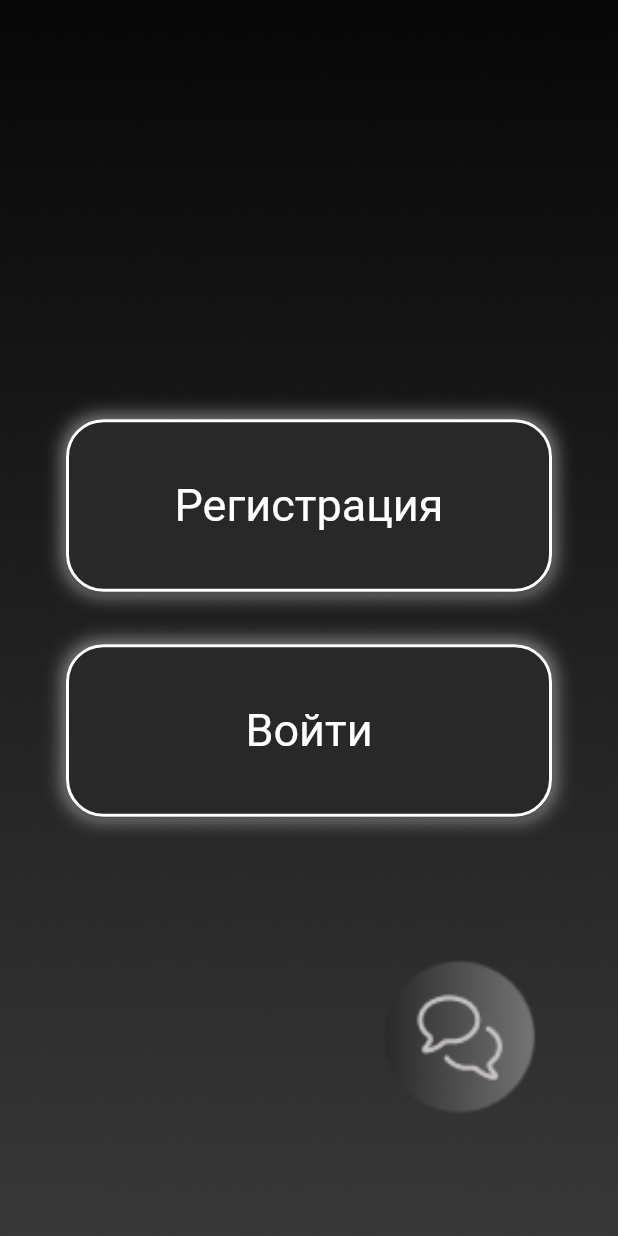
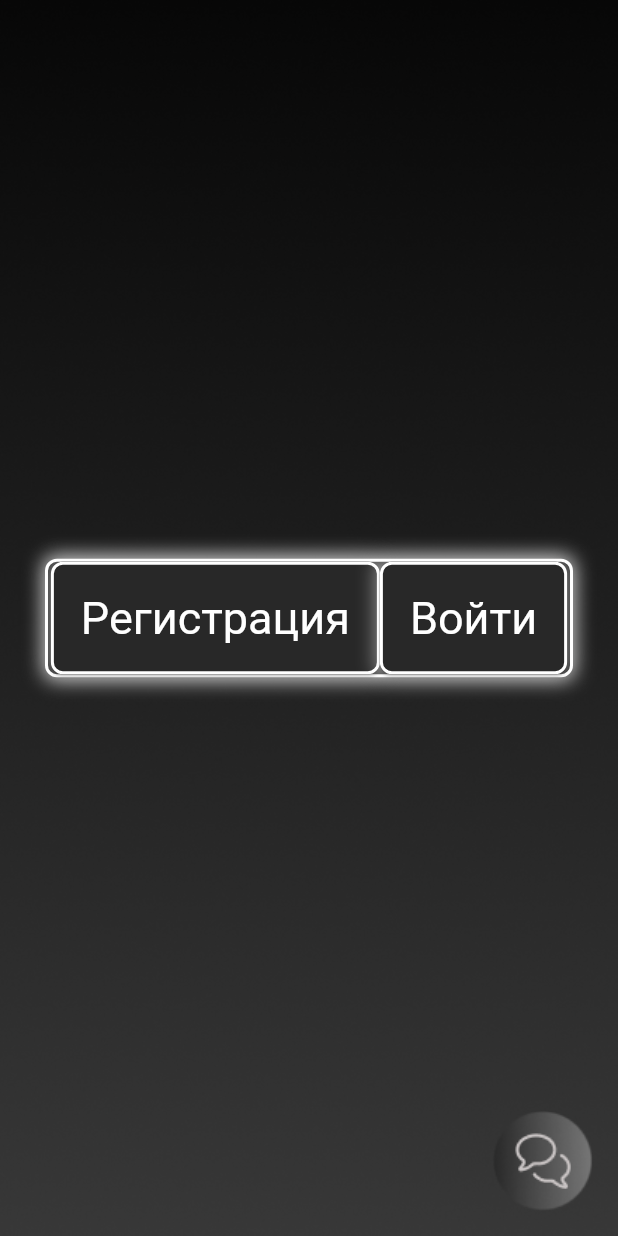
Before and after one commit to shomstr/sirius-atom, a Flutter app: the screen it shows after launch, on a phone screen of 412 x 824 dp. Run offline on Flutter 3.47's test engine with Material 3 defaults, Android fonts, the phone set to English and light mode, and no system bars; missing offline and left inert: yandex_maps_mapkit_lite.

Commit message:
карты

```diff
--- a/lib/features/presentation/constructor/background_constructor.dart
+++ b/lib/features/presentation/constructor/background_constructor.dart
@@ -1,3 +1,7 @@
+/*
+  Создание заднего фона
+*/
+
 import 'package:flutter/material.dart';
 import 'package:sirius/utils/colors.dart';
 
--- a/lib/features/presentation/constructor/buttons_constructor.dart
+++ b/lib/features/presentation/constructor/buttons_constructor.dart
@@ -1,3 +1,20 @@
+/*
+  Создание стилизованных кнопок
+
+  Аргументы конструктора:
+    №  | Имя          | Тип аргумента      | Описание
+    1  | text         | String             | Текст кнопки
+    2  | fontSize     | double             | Размер текста кнопки
+    3  | height       | double             | Высота кнопки
+    4  | width        | double             | Ширина кнопки
+    5  | padding      | EdgeInsetsGeometry | Отступ внутри от текста
+    6  | top          | double             | Отступ сверху
+    7  | left         | double             | Отступ слева
+    8  | borderRadius | double             | Закругление кнопки
+    9  | page         | Widget             | Страница для переадресации при нажатии
+    10 | onPressed    | voidCallback       | Коллбэк при нажатии на кнопку (важнее чем переадресация)
+*/
+
 import 'package:flutter/material.dart';
 import 'package:sirius/utils/colors.dart';
 
@@ -6,11 +23,11 @@ class DefaultButton extends StatelessWidget {
   final double fontSize;
   final double height;
   final double width;
+  final EdgeInsetsGeometry padding;
+  final double top;
   final double left;
-  final double top;
-  final EdgeInsetsGeometry padding;
+  final double borderRadius;
   final Widget? page;
-  final double borderRadius;
   final VoidCallback? onPressed;
 
   const DefaultButton({
@@ -19,11 +36,11 @@ class DefaultButton extends StatelessWidget {
     this.fontSize = 20,
     this.height = 50,
     this.width = double.infinity,
-    this.padding = const EdgeInsets.all(8.0),
-    this.top = 0.0,
-    this.left = 0.0,
+    this.padding = const EdgeInsets.all(8),
+    this.top = 0,
+    this.left = 0,
+    this.borderRadius = 8,
     this.page,
-    this.borderRadius = 8.0,
     this.onPressed,
   });
 
@@ -35,7 +52,7 @@ class DefaultButton extends StatelessWidget {
         borderRadius: BorderRadius.circular(borderRadius),
         boxShadow: [
           BoxShadow(
-            color: Colors.white.withOpacity(0.5),
+            color: Colors.white.withAlpha(128), // Прозрачность наполовину
             blurRadius: 10,
             spreadRadius: 2,
           ),
@@ -48,13 +65,14 @@ class DefaultButton extends StatelessWidget {
             fontSize: fontSize,
             color: Colors.white,
           ),
-          minimumSize: Size(width, height),
+          maximumSize: Size(width, height),
           padding: padding,
           shape: RoundedRectangleBorder(
             borderRadius: BorderRadius.circular(borderRadius),
             side: const BorderSide(color: Colors.white, width: 2),
           ),
         ),
+        // Если нет коллбэк функции onPressed, то пытаемся переадресовать на страницу page
         onPressed: onPressed ?? (page != null ? () {
           Navigator.push(context, MaterialPageRoute(builder: (context) => page!));
         } : null),
--- a/lib/features/presentation/constructor/images_constructor.dart
+++ b/lib/features/presentation/constructor/images_constructor.dart
@@ -1,44 +1,59 @@
+/*
+  Создание стилизованных нажиамемых картинок
+
+  Аргументы конструктора:
+    № | Имя          | Тип аргумента      | Описание
+    1 | imagePath    | String             | Путь к картинке
+    2 | height       | double             | Высота картинки
+    3 | width        | double             | Ширина картинки
+    4 | top          | double             | Отступ сверху
+    5 | left         | double             | Отступ слева
+    6 | borderRadius | double             | Закругление картинки
+    7 | page         | Widget             | Страница для переадресации при нажатии
+    8 | onPressed    | voidCallback       | Коллбэк при нажатии на картинку (важнее чем переадресация)
+*/
+
 import 'package:flutter/material.dart';
 
-class ImagesConstructror extends StatelessWidget {
+class DefaultImage extends StatelessWidget {
   final String imagePath;
+  final double height;
   final double width;
-  final double height;
   final double top;
   final double left;
   final double borderRadius;
+  final Widget? page;
+  final VoidCallback? onPressed;
 
-  const ImagesConstructror({
+  const DefaultImage({
     super.key,
     required this.imagePath,
-    this.width = 10.0,
-    this.height = 10.0,
-    this.top = 0.0,
-    this.left = 0.0,
-    this.borderRadius = 8.0,
+    this.height = 10,
+    this.width = 10,
+    this.top = 0,
+    this.left = 0,
+    this.borderRadius = 8,
+    this.page,
+    this.onPressed,
   });
 
   @override
   Widget build(BuildContext context) {
-    return ConstrainedBox(
-      constraints: BoxConstraints(
-        maxWidth: width,
-        maxHeight: height,
-      ),
-      child: Stack(
-        children: [
-          Positioned(
-            top: top,
-            left: left,
-            child: Image.asset(
-              imagePath,
-              width: width,
-              height: height,
-              fit: BoxFit.cover,
-            ),
+    return InkWell(
+      onTap: onPressed ?? (page != null ? () {
+        Navigator.push(context, MaterialPageRoute(builder: (context) => page!));
+      } : null),
+      child: Container(
+        margin: EdgeInsets.only(top: top, left: left),
+        child: ClipRRect(
+          borderRadius: BorderRadius.circular(borderRadius),
+          child: Image.asset(
+            imagePath,
+            width: width,
+            height: height,
           ),
-        ],
-      ),
+        ),
+      )
     );
   }
 }
--- a/lib/features/presentation/constructor/images_pressed.dart
+++ /dev/null
@@ -1,52 +0,0 @@
-import 'package:flutter/material.dart';
-
-class LogoWidget extends StatelessWidget {
-  final String imagePath;
-  final double width;
-  final double height;
-  final double top;
-  final double left;
-  final double borderRadius;
-  final VoidCallback? onTap;
-
-  const LogoWidget({
-    super.key,
-    required this.imagePath,
-    this.width = 10.0,
-    this.height = 10.0,
-    this.top = 0.0,
-    this.left = 0.0,
-    this.borderRadius = 8.0,
-    this.onTap,
-  });
-
-  @override
-  Widget build(BuildContext context) {
-    return InkWell(
-      onTap: onTap,
-      child: ConstrainedBox(
-        constraints: BoxConstraints(
-          maxWidth: width,
-          maxHeight: height,
-        ),
-        child: Stack(
-          children: [
-            Positioned(
-              top: top,
-              left: left,
-              child: ClipRRect(
-                borderRadius: BorderRadius.circular(borderRadius),
-                child: Image.asset(
-                  imagePath,
-                  width: width,
-                  height: height,
-                  fit: BoxFit.cover,
-                ),
-              ),
-            ),
-          ],
-        ),
-      ),
-    );
-  }
-}
--- /dev/null
+++ b/lib/features/presentation/pages/authenfication/log_reg_menu.dart
@@ -0,0 +1,59 @@
+import 'package:flutter/material.dart';
+
+import 'package:sirius/features/presentation/constructor/buttons_constructor.dart';
+
+class LogRegMenu extends StatelessWidget {
+  const LogRegMenu ({super.key});
+
+  @override
+  Widget build(BuildContext context) {
+    return Center(
+      child: Container(
+        margin: EdgeInsets.only(left: 30, right: 30),
+        decoration: BoxDecoration(
+          color: Color.fromARGB(255, 23, 23, 23),
+          borderRadius: BorderRadius.circular(8),
+          border: Border.all(
+            color: Colors.white,
+            width: 2,
+          ),
+          boxShadow: [
+            BoxShadow(
+              color: Colors.white.withAlpha(128),
+              blurRadius: 10,
+              spreadRadius: 2,
+            )
+          ]
+        ),
+        child: Wrap(
+          children: [
+            Row(
+              mainAxisSize: MainAxisSize.max,
+              mainAxisAlignment: MainAxisAlignment.center,
+              children: [
+                DefaultButton(
+                  text: "Регистрация",
+                  fontSize: 30,
+                  height: double.infinity,
+                  borderRadius: 8,
+                  width: double.infinity,
+                  padding: EdgeInsets.all(20),
+                  onPressed: () {},
+                ),
+                DefaultButton(
+                  text: "Войти",
+                  fontSize: 30,
+                  height: double.infinity,
+                  width: double.infinity,
+                  borderRadius: 8,
+                  padding: EdgeInsets.all(20),
+                  onPressed: () {},
+                ),
+              ],
+            ),
+          ]
+        ),
+      ),
+    );
+  }
+}
--- a/lib/features/presentation/pages/authenfication/login/by_mail.dart
+++ b/lib/features/presentation/pages/authenfication/login/by_mail.dart
@@ -1,7 +1,6 @@
 import 'package:flutter/material.dart';
 
 import 'package:sirius/features/presentation/widgets/email/email.dart';
-
 
 class ByMailPageLogin extends StatelessWidget {
   const ByMailPageLogin({super.key});
--- a/lib/features/presentation/pages/authenfication/start_page.dart
+++ /dev/null
@@ -1,35 +0,0 @@
-import 'package:flutter/material.dart';
-import 'package:sirius/features/presentation/constructor/background_constructor.dart';
-
-import 'package:sirius/features/presentation/widgets/authenfication/auth_widget.dart';
-import 'package:sirius/features/presentation/widgets/support/support_widget.dart';
-
-
-class StartPage extends StatefulWidget {
-  const StartPage({super.key});
-
-  @override
-  State<StartPage> createState() => _StartPageState();
-}
-
-class _StartPageState extends State<StartPage> {
-  @override
-  Widget build(BuildContext context) {
-    return Scaffold(
-      body: Stack(
-        children: [
-
-          Positioned.fill(
-            child: BackgroundContainer(),
-          ),
-
-          Positioned.fill(
-            child: MainButtons(),
-          ),
-
-          SupportWidget(),
-        ],
-      ),
-    );
-  }
-}
--- /dev/null
+++ b/lib/features/presentation/pages/start_page.dart
@@ -0,0 +1,38 @@
+/*
+  Стартовая страница
+*/
+
+import 'package:flutter/material.dart';
+
+import 'package:sirius/features/presentation/pages/authenfication/log_reg_menu.dart';
+import 'package:sirius/features/presentation/widgets/support/support_logo.dart';
+import 'package:sirius/features/presentation/constructor/background_constructor.dart';
+
+class StartPage extends StatelessWidget {
+  const StartPage({super.key});
+
+  @override
+  Widget build(BuildContext context) {
+    return Scaffold(
+      body: Stack(
+        children: [
+
+          Positioned.fill(
+            child: BackgroundContainer(),
+          ),
+
+          Positioned.fill(
+            child: LogRegMenu(),
+          ),
+
+          Positioned.fill(
+            child: Align(
+              alignment: Alignment.bottomRight,
+              child: SupportLogo(),
+            )
+          ),
+        ],
+      ),
+    );
+  }
+}
--- a/lib/features/presentation/widgets/authenfication/auth_widget.dart
+++ b/lib/features/presentation/widgets/authenfication/auth_buttons.dart
@@ -1,11 +1,16 @@
+/*
+  Кнопки для входа
+*/
+
 import 'package:flutter/material.dart';
+
+import 'package:sirius/features/presentation/constructor/buttons_constructor.dart';
 import 'package:sirius/features/presentation/pages/authenfication/login/login_page.dart';
 import 'package:sirius/features/presentation/pages/authenfication/registration/registration_page.dart';
 
-import '../../constructor/buttons_constructor.dart';
 
-class MainButtons extends StatelessWidget {
-  const MainButtons({super.key});
+class AuthButtons extends StatelessWidget {
+  const AuthButtons({super.key});
 
   @override
   Widget build(BuildContext context) {
--- a/lib/features/presentation/widgets/authenfication/auth_options.dart
+++ b/lib/features/presentation/widgets/authenfication/auth_options.dart
@@ -3,7 +3,6 @@ import 'package:sirius/features/presentation/pages/authenfication/login/by_mail.
 import 'package:sirius/features/presentation/pages/authenfication/login/login_page.dart';
 import 'package:sirius/features/presentation/pages/authenfication/registration/by_mail.dart';
 import 'package:sirius/features/presentation/pages/authenfication/registration/registration_page.dart';
-import 'package:sirius/features/presentation/widgets/email/email.dart';
 
 import '../../constructor/buttons_constructor.dart';
 
--- /dev/null
+++ b/lib/features/presentation/widgets/support/support_logo.dart
@@ -0,0 +1,23 @@
+/*
+  Лого помощи
+*/
+
+import 'package:flutter/material.dart';
+
+import 'package:sirius/features/presentation/pages/support_page.dart';
+import 'package:sirius/features/presentation/constructor/images_constructor.dart';
+
+
+class SupportLogo extends StatelessWidget {
+  const SupportLogo({super.key});
+
+  @override
+  Widget build(BuildContext context) {
+    return DefaultImage(
+      imagePath: 'assets/images/support_button.png',
+      width: 100,
+      height: 100,
+      page: SupportPage(),
+    );
+  }
+}
--- a/lib/features/presentation/widgets/support/support_widget.dart
+++ /dev/null
@@ -1,28 +0,0 @@
-import 'package:flutter/material.dart';
-
-import 'package:sirius/features/presentation/pages/support_page.dart';
-import 'package:sirius/features/presentation/constructor/images_pressed.dart';
-
-
-class SupportWidget extends StatelessWidget {
-  const SupportWidget({super.key});
-
-  @override
-  Widget build(BuildContext context) {
-    return Positioned(
-      top: 640,
-      left: 255,
-      child: LogoWidget(
-        imagePath: 'assets/images/support_button.png',
-        width: 103,
-        height: 103,
-        onTap: () {
-          Navigator.push(
-            context,
-            MaterialPageRoute(builder: (context) => SupportPage()),
-          );
-        },
-      ),
-    );
-  }
-}
--- a/pubspec.yaml
+++ b/pubspec.yaml
@@ -35,6 +35,7 @@ dependencies:
   # Use with the CupertinoIcons class for iOS style icons.
   cupertino_icons: ^1.0.8
   hive: ^2.2.3
+  yandex_maps_mapkit_lite: ^4.11.0-beta
 
 dev_dependencies:
   flutter_test:
```
Also changed, not shown: lib/features/presentation/widgets/map/map.dart (added, +24 -0 lines), lib/main.dart (+21 -3 lines), pubspec.lock, 2 other files.
